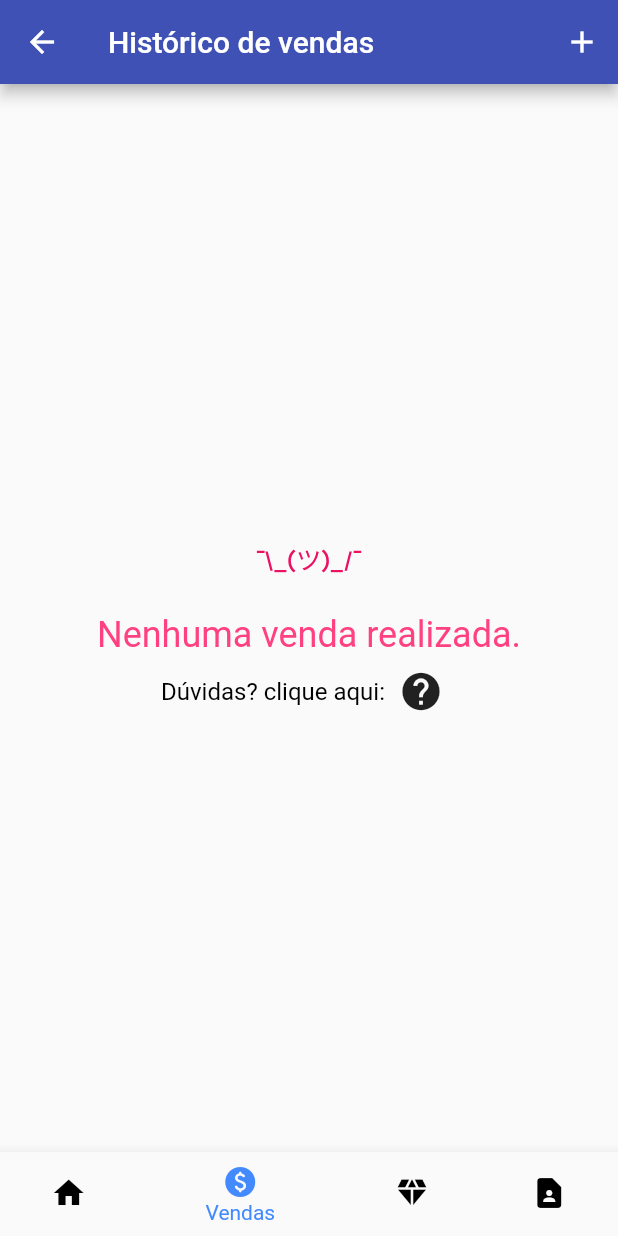
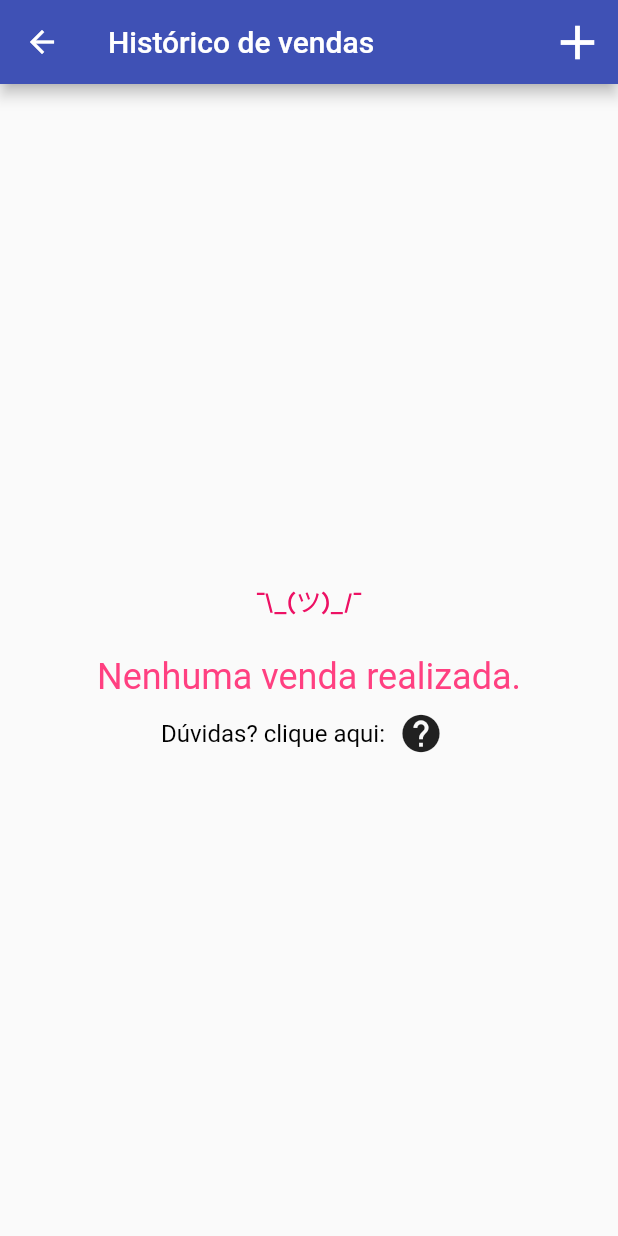
Before and after one commit to Garbiati/makuna, a Flutter app: the screen it shows after launch, after a tap on "Minhas Vendas", on a phone screen of 412 x 824 dp. Run offline on Flutter 3.47's test engine with Material 2 defaults, Android fonts, the phone set to English and light mode, and no system bars; our stand-ins replace brasil_fields, flutter_svg, mask_text_input_formatter, snippet_coder_utils, sqflite; missing offline and left inert: avatars; accounts and stored records are empty; Roboto replaces fonts that are missing (Biennale).

Commit message:
Corrigido a navegação

```diff
--- a/lib/daos/scripts.dart
+++ b/lib/daos/scripts.dart
@@ -5,7 +5,7 @@ nome VARCHAR(50) NOT NULL,
 email VARCHAR(150) NOT NULL,
 usuario VARCHAR(10) NOT NULL,
 senha VARCHAR(10) NOT NULL,
-ativo INT NOT NULL
+ativo INTEGER NOT NULL
 );
 ''';
 
@@ -18,7 +18,7 @@ telefone CHAR(16) NOT NULL,
 email VARCHAR(150) NOT NULL,
 urlAvatar VARCHAR(300) NOT NULL,
 dataCadastro VARCHAR(10) NOT NULL,
-ativo INT NOT NULL
+ativo INTEGER NOT NULL
 
 );
 ''';
@@ -26,15 +26,15 @@ ativo INT NOT NULL
 const createTableProduto = '''
 CREATE TABLE Produto(
 id INTEGER NOT NULL PRIMARY KEY,
-usuarioId INT NOT NULL,
+usuarioId INTEGER NOT NULL,
 codigoProduto VARCHAR(10) NOT NULL,
 nome VARCHAR(50) NOT NULL,
 descricao VARCHAR(50) NULL,
 valorCompra DOUBLE NOT NULL,
 valorVendaPrevisao DOUBLE NOT NULL,
-quantidade INT NOT NULL,
+quantidade INTEGER NOT NULL,
 dataCompra VARCHAR(10) NULL,
-ativo INT NOT NULL
+ativo INTEGER NOT NULL
 
 );
 ''';
@@ -42,23 +42,23 @@ ativo INT NOT NULL
 const createTableVenda = '''
 CREATE TABLE Venda(
 id INTEGER NOT NULL PRIMARY KEY,
-usuarioId INT NOT NULL,
-order VARCHAR(10) NOT NULL,
-clienteId INT NOT NULL,
+usuarioId INTEGER NOT NULL,
+saleOrder VARCHAR(10) NOT NULL,
+clienteId INTEGER NOT NULL,
 detail VARCHAR(50) NOT NULL,
 valorTotalVenda DOUBLE NOT NULL,
 dataVenda VARCHAR(10) NOT NULL,
-ativo INT NOT NULL
+ativo INTEGER NOT NULL
 );
 ''';
 
 const createTableVendaProduto = '''
 CREATE TABLE VendaProduto(
 id INTEGER NOT NULL PRIMARY KEY,
-usuarioId INT NOT NULL,
-vendaId INT NOT NULL,
-produtoId INT NOT NULL,
+usuarioId INTEGER NOT NULL,
+vendaId INTEGER NOT NULL,
+produtoId INTEGER NOT NULL,
 valorVenda DOUBLE NOT NULL,
-quantidade INT NOT NULL
+quantidade INTEGER NOT NULL
 );
 ''';
--- a/lib/daos/venda_dao.dart
+++ b/lib/daos/venda_dao.dart
@@ -21,11 +21,11 @@ class VendaDAO {
       return Venda(
         id: maps[index]['id'],
         usuarioId: maps[index]['usuarioId'],
-        order: maps[index]['order'],
+        saleOrder: maps[index]['saleOrder'],
         clienteId: maps[index]['clienteId'],
         detail: maps[index]['detail'],
+        valorTotalVenda: maps[index]['valorTotalVenda'],
         dataVenda: maps[index]['dataVenda'],
-        valorTotalVenda: maps[index]['valorTotalVenda'],
         ativo: maps[index]['ativo'],
       );
     });
--- a/lib/models/venda.dart
+++ b/lib/models/venda.dart
@@ -1,7 +1,7 @@
 class Venda {
   int? id;
   final int usuarioId;
-  final String order;
+  final String saleOrder;
   final int clienteId;
   final String detail;
   final double valorTotalVenda;
@@ -11,7 +11,7 @@ class Venda {
   Venda({
     this.id,
     required this.usuarioId,
-    required this.order,
+    required this.saleOrder,
     required this.clienteId,
     required this.detail,
     required this.dataVenda,
@@ -23,7 +23,7 @@ class Venda {
     return {
       "id": id,
       "usuarioId": usuarioId,
-      "order": order,
+      "saleOrder": saleOrder,
       "clienteId": clienteId,
       "detail": detail,
       "dataVenda": dataVenda,
--- a/lib/screens/cliente.dart
+++ b/lib/screens/cliente.dart
@@ -43,8 +43,7 @@ class _ClienteScreenState extends State<ClienteScreen> {
             iconSize: 38,
           )
         ]),
-        body: _buildBodyScreen(),
-        bottomNavigationBar: const BottomNavigatorBarWidget());
+        body: _buildBodyScreen());
   }
 
 //Construção de tela
--- a/lib/screens/home.dart
+++ b/lib/screens/home.dart
@@ -1,18 +1,27 @@
 import 'package:flutter/material.dart';
-import 'package:makuna/components/bottomNavigatorBar.dart';
-import '../components/list_home_item.dart';
-import '../utils/customWidgets.dart';
+import 'package:makuna/components/list_home_item.dart';
+import 'package:makuna/utils/customWidgets.dart';
 
-class HomeScreen extends StatelessWidget {
-  const HomeScreen({super.key, required String title});
+class HomeScreen extends StatefulWidget {
+  const HomeScreen({super.key});
 
+  @override
+  State<HomeScreen> createState() => _HomeScreenState();
+}
+
+class _HomeScreenState extends State<HomeScreen> {
   final title = const Text("Makuna, controle de revendas.");
 
   @override
   Widget build(BuildContext context) {
     return Scaffold(
       appBar: AppBar(title: title),
-        body: ListView(children: [
+      body: _buildList(),
+    );
+  }
+
+  Widget _buildList() {
+    return ListView(children: [
       const ListHomeItem(
           path: "images/MenuProduto.svg",
           title: "Meus produtos",
@@ -31,7 +40,6 @@ class HomeScreen extends StatelessWidget {
           subtitle: "Listar e realizar vendas",
           route: "/venda"),
       divisorList(),
-        ]),
-        bottomNavigationBar: const BottomNavigatorBarWidget());
+    ]);
   }
 }
--- /dev/null
+++ b/lib/screens/start.dart
@@ -0,0 +1,57 @@
+import 'package:flutter/material.dart';
+import 'package:flutter/src/widgets/container.dart';
+import 'package:flutter/src/widgets/framework.dart';
+import 'package:makuna/screens/cliente.dart';
+import 'package:makuna/screens/config.dart';
+import 'package:makuna/screens/home.dart';
+import 'package:makuna/screens/produto.dart';
+import 'package:makuna/screens/profile.dart';
+import 'package:makuna/screens/venda.dart';
+
+class StartScreen extends StatefulWidget {
+  const StartScreen({super.key});
+
+  @override
+  State<StartScreen> createState() => _StartScreenState();
+}
+
+class _StartScreenState extends State<StartScreen> {
+  final title = const Text("Makuna, controle de revendas.");
+  int _selectedIndex = 0;
+  @override
+  Widget build(BuildContext context) {
+    return Scaffold(
+        body: IndexedStack(
+          index: _selectedIndex,
+          children: const <Widget>[
+            HomeScreen(),
+            ProdutoScreen(),
+            ClienteScreen(),
+            VendaScreen(),
+            // ProfileScreen(),
+            // ConfigScreen()
+          ],
+        ),
+        bottomNavigationBar: BottomNavigationBar(
+          type: BottomNavigationBarType.fixed,
+          currentIndex: _selectedIndex,
+          onTap: (index) {
+            setState(() {
+              _selectedIndex = index;
+            });
+          },
+          items: const [
+            BottomNavigationBarItem(
+                icon: Icon(Icons.home), label: 'Página Inicial'),
+            BottomNavigationBarItem(
+                icon: Icon(Icons.diamond), label: 'Produtos'),
+            BottomNavigationBarItem(
+                icon: Icon(Icons.contacts), label: 'Clientes'),
+            BottomNavigationBarItem(icon: Icon(Icons.shopify), label: 'Vendas'),
+            // BottomNavigationBarItem(icon: Icon(Icons.person), label: 'Perfil'),
+            // BottomNavigationBarItem(
+            //     icon: Icon(Icons.settings), label: 'Configurações'),
+          ],
+        ));
+  }
+}
--- a/lib/screens/venda.dart
+++ b/lib/screens/venda.dart
@@ -45,10 +45,11 @@ class _VendaScreenState extends State<VendaScreen> {
                               VendaCadastroScreen(venda: _criarNovaVenda())))
                   .then((venda) => getAllVendas());
             },
-              icon: addIcon)
+            icon: addIcon,
+            iconSize: 38,
+          )
         ]),
-        body: _buildBodyScreen(),
-        bottomNavigationBar: const BottomNavigatorBarWidget());
+        body: _buildBodyScreen());
   }
 
   Widget _buildBodyScreen() {
@@ -68,7 +69,7 @@ class _VendaScreenState extends State<VendaScreen> {
     Venda venda = vendas[index];
     String nomeCliente =
         clientes.where((c) => c.id == venda.clienteId).first.nome;
-    String nomeProduto = venda.order;
+    String nomeProduto = venda.saleOrder;
 
     return Padding(
       padding: cardPadding,
@@ -99,7 +100,7 @@ class _VendaScreenState extends State<VendaScreen> {
     return Venda(
         id: 0,
         usuarioId: usuarioId,
-        order: "",
+        saleOrder: "",
         clienteId: 0,
         detail: "",
         dataVenda: "",
--- a/lib/screens/vendaCadastro.dart
+++ b/lib/screens/vendaCadastro.dart
@@ -215,7 +215,7 @@ class _VendaCadastroScreenState extends State<VendaCadastroScreen> {
       try {
         Venda venda = Venda(
             usuarioId: usuarioId,
-            order: "O00001",
+            saleOrder: "O00001",
             clienteId: clienteIdSelecionado > 0
                 ? clienteIdSelecionado
                 : widget.venda.clienteId,
--- a/lib/utils/customStyles.dart
+++ b/lib/utils/customStyles.dart
@@ -23,6 +23,9 @@ const dialogMessageTextStyle = TextStyle(
   color: Colors.black,
 );
 
+const tituloMenuTextStyle = TextStyle(fontSize: 20);
+const descMenuTextStyle = TextStyle(fontSize: 18);
+
 BoxDecoration cardBoxStyle() => BoxDecoration(
     border: Border.all(color: Colors.grey),
     borderRadius: BorderRadius.circular(5));
--- a/lib/utils/util.dart
+++ b/lib/utils/util.dart
@@ -3,6 +3,7 @@ import 'package:makuna/components/SnackBAR.dart';
 import 'package:makuna/screens/cliente.dart';
 import 'package:makuna/screens/home.dart';
 import 'package:makuna/screens/produto.dart';
+import 'package:makuna/screens/start.dart';
 import 'package:makuna/screens/venda.dart';
 
 void exibirMensagemSucesso(BuildContext context, String mensagem) {
@@ -19,7 +20,7 @@ String validaModoTela(int? id) {
 
 Map<String, Widget Function(BuildContext)> obterRotas() {
   return {
-    "/": (context) => const HomeScreen(title: "Home"),
+    "/": (context) => const StartScreen(),
     "/produto": (context) => const ProdutoScreen(),
     "/cliente": (context) => const ClienteScreen(),
     "/venda": (context) => const VendaScreen(),
```
Also changed, not shown: lib/screens/config.dart (added, +19 -0 lines), lib/screens/produto.dart (+19 -4 lines), lib/screens/profile.dart (added, +16 -0 lines), images/makuna.svg (added). Lines whose indentation alone changed are shown as unchanged.
